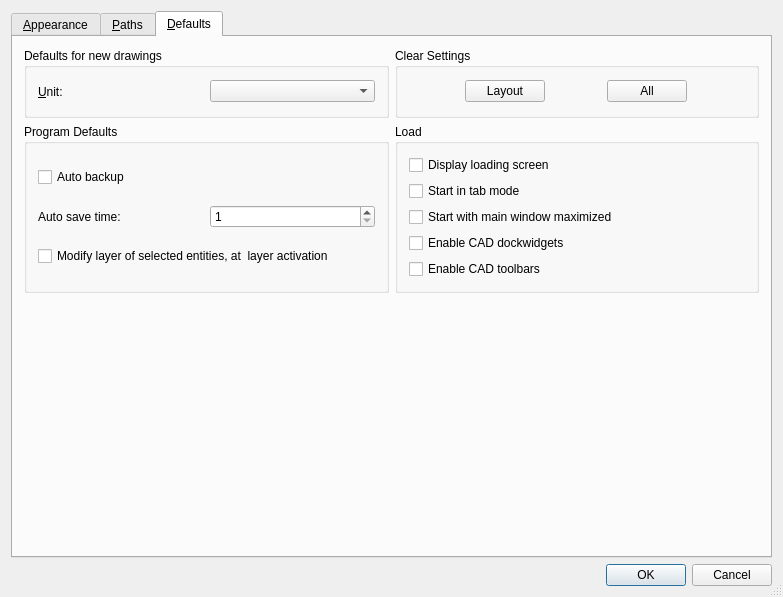
Qt form librecad/src/ui/forms/qg_dlgoptionsgeneral.ui (LibreCAD/LibreCAD) before a commit.
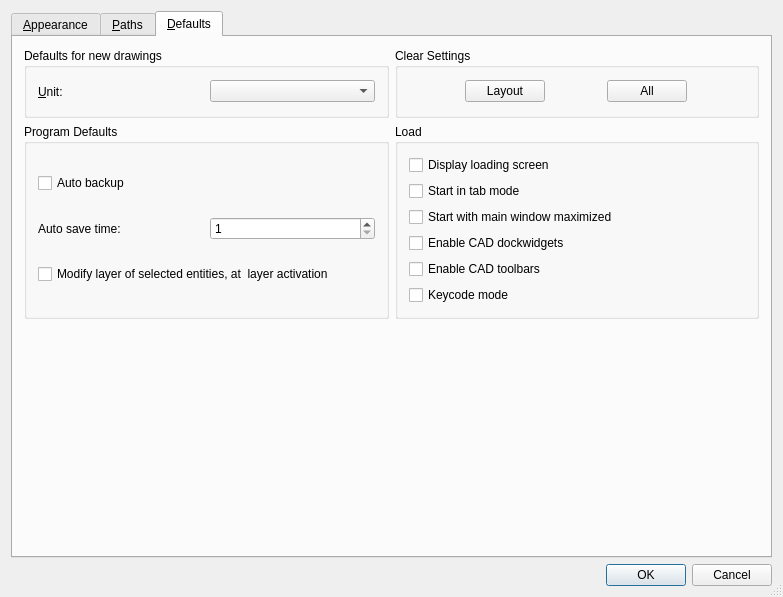
The same form after that commit. Icons and pictures are not drawn.

Commit message: added keycode mode; issue #623

```diff
--- a/librecad/src/ui/forms/qg_dlgoptionsgeneral.ui
+++ b/librecad/src/ui/forms/qg_dlgoptionsgeneral.ui
@@ -1738,6 +1738,13 @@
             </property>
            </widget>
           </item>
+          <item>
+           <widget class="QCheckBox" name="keycode_checkbox">
+            <property name="text">
+             <string>Keycode mode</string>
+            </property>
+           </widget>
+          </item>
          </layout>
         </widget>
        </item>
```
The commit also changes 2 other files.
